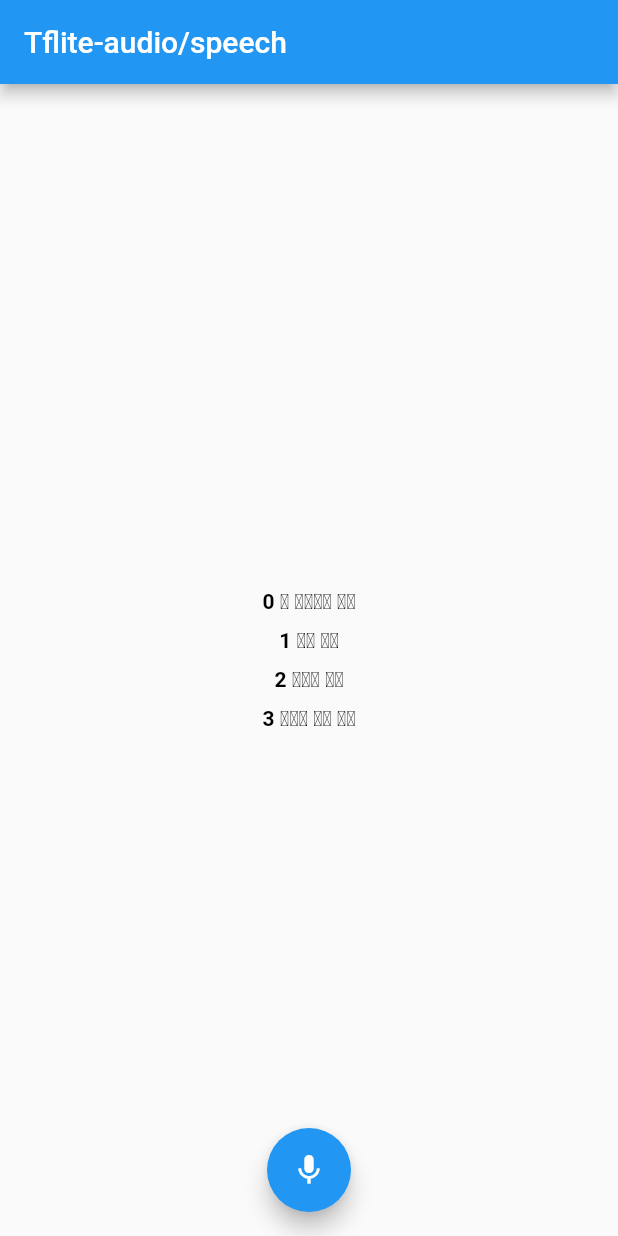
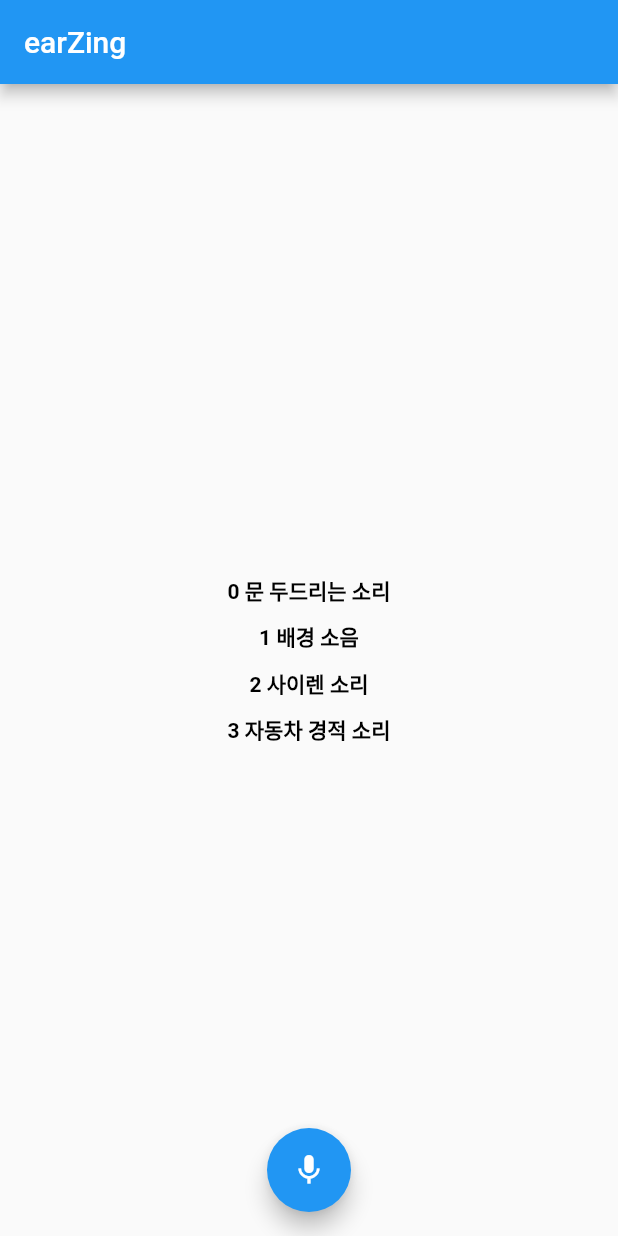
Before and after one commit to LEEJEONGMIN07/duksomnia, a Flutter app: the screen it shows after launch, on a phone screen of 412 x 824 dp. Run offline on Flutter 3.47's test engine with Material 2 defaults, Android fonts, the phone set to English and light mode, and no system bars; our stand-ins replace google_fonts; missing offline and left inert: tflite_audio.

Commit message:
Update main.dart

```diff
--- a/lib/main.dart
+++ b/lib/main.dart
@@ -1,3 +1,5 @@
+// ignore_for_file: library_private_types_in_public_api, prefer_interpolation_to_compose_strings, no_leading_underscores_for_local_identifiers, unnecessary_this, unused_local_variable, prefer_const_constructors
+
 import 'package:flutter/material.dart';
 import 'dart:async';
 import 'dart:developer';
@@ -20,50 +22,19 @@ class _MyAppState extends State<MyApp> {
   final GlobalKey<ScaffoldState> _scaffoldKey = GlobalKey<ScaffoldState>();
   final isRecording = ValueNotifier<bool>(false);
   Stream<Map<dynamic, dynamic>>? result;
+  List<String> labels = []; // 라벨 리스트
+  List<double> predictionPercentages = []; // 예측 퍼센티지 리스트
 
-  ///example values for decodedwav models
-  // final String model = 'assets/decoded_wav_model.tflite';
-  // final String label = 'assets/decoded_wav_label.txt';
-  // final String audioDirectory = 'assets/sample_audio_16k_mono.wav';
-  // final String inputType = 'decodedWav';
-  // final int sampleRate = 16000;
-  // final int bufferSize = 2000;
-  // // final int audioLength = 16000;
-
-  ///example values for google's teachable machine model
   final String model = 'assets/model.tflite';
   final String label = 'assets/labels.txt';
   final String inputType = 'rawAudio';
-  final String audioDirectory = 'assets/sample_audio_44k_mono.wav';
   final int sampleRate = 44100;
   final int bufferSize = 11016;
-  // final int audioLength = 44032;
-
-  ///example values for MFCC, melspectrogram, spectrogram models
-  // final String model = 'assets/spectrogram_model.tflite';
-  // final String label = 'assets/spectrogram_label.txt';
-  // final String inputType = 'spectrogram';
-
-  // final String model = 'assets/melspectrogram_model.tflite';
-  // final String label = 'assets/melspectrogram_label.txt';
-  // final String inputType = 'melSpectrogram';
-
-  // final String model = 'assets/mfcc_model.tflite';
-  // final String label = 'assets/mfcc_label.txt';
-  // final String inputType = 'mfcc';
-
-  // final String audioDirectory = 'assets/sample_audio_16k_mono.wav';
-  // final int sampleRate = 16000;
-  // final int bufferSize = 2000;
-  // // final int audioLength = 16000;
-
-  ///Optional parameters you can adjust to modify your input and output
   final bool outputRawScores = false;
   final int numOfInferences = 5;
   final int numThreads = 1;
   final bool isAsset = true;
 
-  ///Adjust the values below when tuning model detection.
   final double detectionThreshold = 0.3;
   final int averageWindowDuration = 1000;
   final int minimumTimeBetweenSamples = 30;
@@ -73,54 +44,28 @@ class _MyAppState extends State<MyApp> {
   void initState() {
     super.initState();
     TfliteAudio.loadModel(
-      // numThreads: this.numThreads,
-      // isAsset: this.isAsset,
-      // outputRawScores: outputRawScores,
       inputType: inputType,
       model: model,
       label: label,
     );
-
-    //spectrogram parameters
-    // TfliteAudio.setSpectrogramParameters(nFFT: 256, hopLength: 129);
-
-    // mfcc parameters
     TfliteAudio.setSpectrogramParameters(nMFCC: 40, hopLength: 16384);
   }
 
   void getResult() {
-    ///example for stored audio file recognition
-    // result = TfliteAudio.startFileRecognition(
-    //   audioDirectory: audioDirectory,
-    //   sampleRate: sampleRate,
-    //   // audioLength: audioLength,
-    //   // detectionThreshold: detectionThreshold,
-    //   // averageWindowDuration: averageWindowDuration,
-    //   // minimumTimeBetweenSamples: minimumTimeBetweenSamples,
-    //   // suppressionTime: suppressionTime,
-    // );
-
-    ///example for recording recognition
     result = TfliteAudio.startAudioRecognition(
       sampleRate: sampleRate,
       bufferSize: bufferSize,
       numOfInferences: numOfInferences,
-      // audioLength: audioLength,
-      // detectionThreshold: detectionThreshold,
-      // averageWindowDuration: averageWindowDuration,
-      // minimumTimeBetweenSamples: minimumTimeBetweenSamples,
-      // suppressionTime: suppressionTime,
     );
 
-    ///Below returns a map of values. The keys are:
-    ///"recognitionResult", "hasPermission", "inferenceTime"
     result
         ?.listen((event) =>
-        log("Recognition Result: " + event["recognitionResult"].toString()))
+            log("Recognition Result: " + event["recognitionResult"].toString()),
+            )
         .onDone(() => isRecording.value = false);
   }
 
-  ///fetches the labels from the text file in assets
+
   Future<List<String>> fetchLabelList() async {
     List<String> _labelList = [];
     await rootBundle.loadString(this.label).then((q) {
@@ -131,7 +76,6 @@ class _MyAppState extends State<MyApp> {
     return _labelList;
   }
 
-  ///handles null exception if snapshot is null.
   String showResult(AsyncSnapshot snapshot, String key) =>
       snapshot.hasData ? snapshot.data[key].toString() : '0 ';
 
@@ -141,10 +85,9 @@ class _MyAppState extends State<MyApp> {
         home: Scaffold(
             key: _scaffoldKey,
             appBar: AppBar(
-              title: const Text('Tflite-audio/speech'),
+              title: const Text('earZing'),
             ),
 
-            ///Streambuilder for inference results
             body: StreamBuilder<Map<dynamic, dynamic>>(
                 stream: result,
                 builder: (BuildContext context,
@@ -156,7 +99,7 @@ class _MyAppState extends State<MyApp> {
                           AsyncSnapshot<List<String>> labelSnapshot) {
                         switch (inferenceSnapshot.connectionState) {
                           case ConnectionState.none:
-                          //Loads the asset file.
+                            //Loads the asset file.
                             if (labelSnapshot.hasData) {
                               return labelListWidget(labelSnapshot.data);
                             } else {
@@ -164,22 +107,22 @@ class _MyAppState extends State<MyApp> {
                             }
                           case ConnectionState.waiting:
 
-                          ///Widets will let the user know that its loading when waiting for results
                             return Stack(children: <Widget>[
                               Align(
                                   alignment: Alignment.bottomRight,
-                                  child: inferenceTimeWidget('calculating..')),
+                                  ),
                               labelListWidget(labelSnapshot.data),
                             ]);
 
-                        ///Widgets will display the final results.
+                          ///Widgets will display the final results.
                           default:
                             return Stack(children: <Widget>[
                               Align(
                                   alignment: Alignment.bottomRight,
-                                  child: inferenceTimeWidget(showResult(
-                                      inferenceSnapshot, 'inferenceTime') +
-                                      'ms')),
+                                  // child: inferenceTimeWidget(showResult(
+                                  //         inferenceSnapshot, 'inferenceTime') +
+                                  //     'ms')
+                                  ),
                               labelListWidget(
                                   labelSnapshot.data,
                                   showResult(
@@ -188,13 +131,15 @@ class _MyAppState extends State<MyApp> {
                         }
                       });
                 }),
+            //버튼
             floatingActionButtonLocation:
-            FloatingActionButtonLocation.centerFloat,
+                FloatingActionButtonLocation.centerFloat,
             floatingActionButton: ValueListenableBuilder(
                 valueListenable: isRecording,
                 builder: (context, value, widget) {
                   if (value == false) {
                     return FloatingActionButton(
+                      //누르면 녹음 시작
                       onPressed: () {
                         isRecording.value = true;
                         setState(() {
@@ -223,8 +168,12 @@ class _MyAppState extends State<MyApp> {
         child: Column(
             mainAxisAlignment: MainAxisAlignment.center,
             crossAxisAlignment: CrossAxisAlignment.center,
-            children: labelList!.map((labels) {
-              if (labels == result) {
+            children: labelList!.asMap().entries.map((entry) {
+              final index = entry.key;
+              final labels = entry.value;
+
+              //결과 출력
+              if (labels == result && labels != '배경 소음') {
                 return Padding(
                     padding: const EdgeInsets.all(5.0),
                     child: Text(labels.toString(),
@@ -246,17 +195,4 @@ class _MyAppState extends State<MyApp> {
               }
             }).toList()));
   }
-
-  ///If the future isn't completed, shows 'calculating'. Else shows inference time.
-  Widget inferenceTimeWidget(String result) {
-    return Padding(
-        padding: const EdgeInsets.all(20.0),
-        child: Text(result,
-            textAlign: TextAlign.center,
-            style: const TextStyle(
-              fontWeight: FontWeight.bold,
-              fontSize: 20,
-              color: Colors.black,
-            )));
-  }
 }
```
